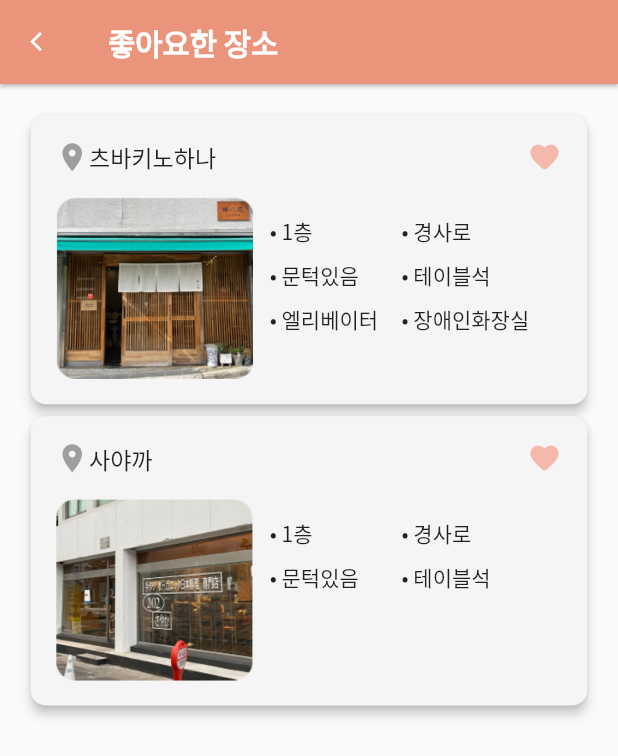
After one commit to WheelEasyWorld/frontend, a Flutter app: the HeartScreen screen opened by its route, on a phone screen of 412 x 824 dp. The commit adds this screen. Shown: the top 756 px of the screen. Run offline on Flutter 3.47's test engine with Material 2 defaults, Android fonts, the phone set to English and light mode, and no system bars; our stand-ins replace dio, flutter_dotenv, flutter_screenutil, get; missing offline and left inert: kakao_flutter_sdk; statements that could not run were skipped.

Commit message:
feat: add heart screen

```diff
--- a/lib/main.dart
+++ b/lib/main.dart
@@ -1,6 +1,7 @@
 import 'package:flutter/material.dart';
 import 'package:flutter_screenutil/flutter_screenutil.dart';
 import 'package:frontend/screens/login_screen.dart';
+import 'package:frontend/screens/mypage/heart_screen.dart';
 import 'package:frontend/screens/mypage/mypage_screen.dart';
 import 'package:frontend/screens/mypage/request_screen.dart';
 import 'package:frontend/screens/splash_screen.dart';
@@ -54,6 +55,8 @@ class MyApp extends StatelessWidget {
                   GetPage(
                       name: '/mypage/request',
                       page: () => const RequestScreen()),
+                  GetPage(
+                      name: '/mypage/heart', page: () => const HeartScreen()),
                 ],
                 theme: ThemeData(
                   fontFamily: 'Noto_Sans_KR',
--- a/lib/models/data.dart
+++ b/lib/models/data.dart
@@ -26,12 +26,26 @@ Map<String, dynamic> data = {
     {
       "name": "츠바키노하나",
       "address": "대구 중구 문우관길 25 1층",
-      "img": "assets/images/food/food-1.png"
+      "img": "assets/images/food/food-1.png",
+      "facility": [
+        "1층",
+        "경사로",
+        "문턱있음",
+        "테이블석",
+        "엘리베이터",
+        "장애인화장실"
+      ],
     },
     {
       "name": "사야까",
       "address": "대구 중구 국채보상로125길 4 1층",
-      "img": "assets/images/food/food-2.png"
+      "img": "assets/images/food/food-2.png",
+      "facility": [
+        "1층",
+        "경사로",
+        "문턱있음",
+        "테이블석",
+      ],
     },
   ]
 };
--- /dev/null
+++ b/lib/screens/mypage/heart_screen.dart
@@ -0,0 +1,119 @@
+import 'package:flutter/material.dart';
+import 'package:frontend/models/data.dart';
+import 'package:frontend/screens/constants.dart';
+import 'package:frontend/widgets/app_bar.dart';
+import 'package:flutter_screenutil/flutter_screenutil.dart';
+
+class HeartScreen extends StatelessWidget {
+  const HeartScreen({super.key});
+
+  @override
+  Widget build(BuildContext context) {
+    return Scaffold(
+      appBar: buildAppbar("좋아요한 장소"),
+      body: SafeArea(
+        child: ListView.builder(
+          padding: EdgeInsets.all(15.w),
+          itemCount: data["heart"].length,
+          itemBuilder: (context, index) {
+            return Card(
+              elevation: 3,
+              shape: RoundedRectangleBorder(
+                borderRadius: BorderRadius.circular(10.r),
+              ),
+              color: Colors.grey.shade100,
+              child: Padding(
+                padding: EdgeInsets.all(15.w),
+                child: Column(
+                  crossAxisAlignment: CrossAxisAlignment.end,
+                  children: [
+                    Row(
+                      mainAxisAlignment: MainAxisAlignment.spaceBetween,
+                      crossAxisAlignment: CrossAxisAlignment.center,
+                      children: [
+                        Row(
+                          crossAxisAlignment: CrossAxisAlignment.center,
+                          children: [
+                            Icon(
+                              Icons.place,
+                              color: Colors.grey,
+                              size: 22.h,
+                            ),
+                            Text(
+                              data["heart"][index]["name"],
+                              overflow: TextOverflow.ellipsis,
+                              maxLines: 1,
+                              textAlign: TextAlign.right,
+                              style: TextStyle(
+                                fontSize: 14.sp,
+                                fontWeight: FontWeight.w500,
+                              ),
+                            ),
+                          ],
+                        ),
+                        SizedBox(width: 40.w),
+                        IconButton(
+                          padding: EdgeInsets.zero,
+                          constraints: const BoxConstraints(),
+                          onPressed: () {},
+                          icon: Icon(
+                            Icons.favorite_rounded,
+                            color: kPinkColor,
+                            size: 22.h,
+                          ),
+                        ),
+                      ],
+                    ),
+                    SizedBox(height: 14.h),
+                    Row(
+                      crossAxisAlignment: CrossAxisAlignment.center,
+                      children: [
+                        ClipRRect(
+                          borderRadius: BorderRadius.circular(10.r),
+                          child: Image.asset(
+                            data["heart"][index]["img"],
+                            width: 120.w,
+                            height: 120.h,
+                            fit: BoxFit.fill,
+                          ),
+                        ),
+                        // Column(
+                        //   children: buildFacility(),
+                        // ),
+                        SizedBox(
+                          width: 180.w,
+                          height: 116.h,
+                          child: GridView(
+                            padding: EdgeInsets.all(10.w),
+                            shrinkWrap: true,
+                            gridDelegate:
+                                SliverGridDelegateWithFixedCrossAxisCount(
+                              crossAxisCount: 2,
+                              childAspectRatio: 3 / 1,
+                            ),
+                            children: buildFacility(index),
+                          ),
+                        ),
+                      ],
+                    ),
+                  ],
+                ),
+              ),
+            );
+          },
+        ),
+      ),
+    );
+  }
+}
+
+List<Widget> buildFacility(int i) {
+  List<Widget> list = [];
+  for (int j = 0; j < data["heart"][i]["facility"].length; j++) {
+    list.add(Text(
+      "• ${data["heart"][i]["facility"][j]}",
+      textAlign: TextAlign.start,
+    ));
+  }
+  return list;
+}
--- a/lib/screens/mypage/mypage_screen.dart
+++ b/lib/screens/mypage/mypage_screen.dart
@@ -79,7 +79,7 @@ class MyPageScreen extends StatelessWidget {
                         buildCollection(
                           "좋아요한 장소",
                           buildHeart(),
-                          () {},
+                          () => Get.toNamed('/mypage/heart'),
                         ),
                       ],
                     ),
@@ -131,7 +131,7 @@ List<Widget> buildHeart() {
               ),
               Row(
                 mainAxisAlignment: MainAxisAlignment.spaceBetween,
-                crossAxisAlignment: CrossAxisAlignment.start,
+                crossAxisAlignment: CrossAxisAlignment.center,
                 children: [
                   Icon(
                     Icons.place,
@@ -171,7 +171,7 @@ List<Widget> buildHeart() {
         height: 135.h,
         child: Card(
             elevation: 0,
-            color: Colors.grey.withOpacity(0.5),
+            color: Colors.grey.shade300,
             shape: RoundedRectangleBorder(
               borderRadius: BorderRadius.circular(10.r),
             ),
@@ -204,7 +204,7 @@ List<Widget> buildRequest() {
                   Icon(
                     Icons.place,
                     color: Colors.grey,
-                    size: 22.h,
+                    size: 20.h,
                   ),
                   SizedBox(width: 8.w),
                   Flexible(
```
